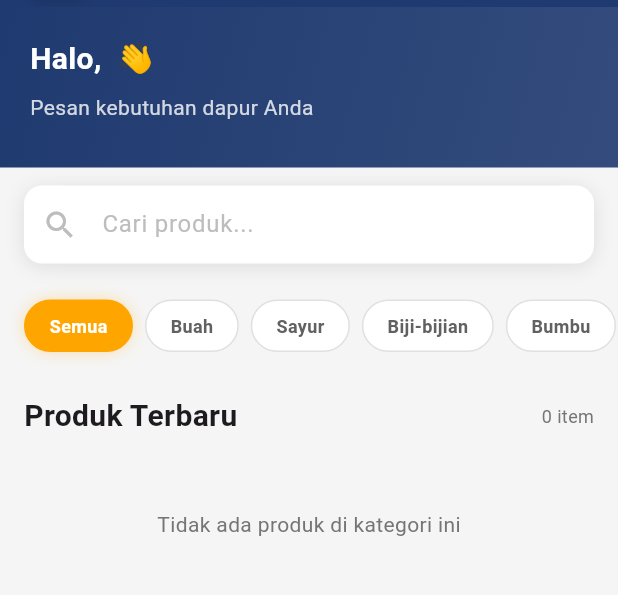
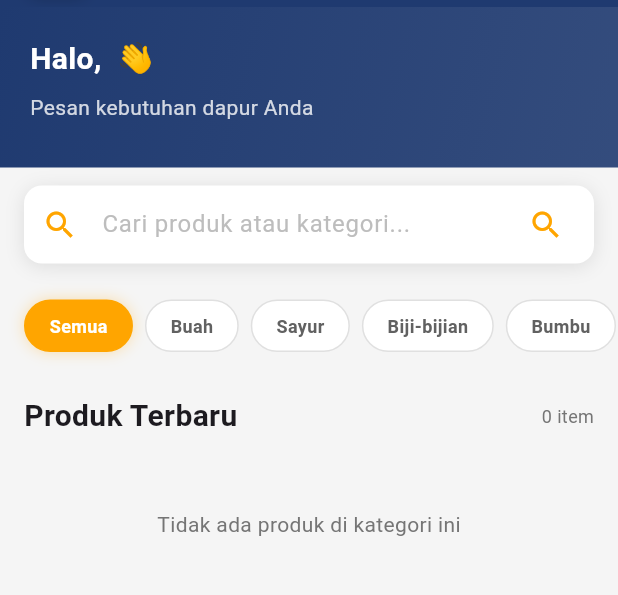
Before and after one commit to fakhrirrahman/Sistem-Pengelolaan-Barang, a Flutter app: the screen it shows once a user with an empty profile is signed in, on a phone screen of 412 x 824 dp, the part 77-672 px from its top. Run offline on Flutter 3.47's test engine with Material 3 defaults, Android fonts, the phone set to English and light mode, and no system bars; our stand-ins replace cloud_firestore, firebase_auth, firebase_core, get, image_picker; accounts and stored records are empty.

Commit message:
Refactor HomePage: implement search functionality with dynamic filtering for products and categories

```diff
--- a/lib/UI/homepage.dart
+++ b/lib/UI/homepage.dart
@@ -39,15 +39,24 @@ class _HomePageState extends State<HomePage> {
   List<CartItem> cartItems = [];
   List<String> categories = ['Semua', 'Buah', 'Sayur', 'Biji-bijian', 'Bumbu'];
   String selectedCategory = 'Semua';
+  late TextEditingController searchController;
+  String activeSearchQuery = '';
 
   @override
   void initState() {
     super.initState();
+    searchController = TextEditingController();
     if (user?.uid != null) {
       getUserName(user!.uid).then(
         (name) => mounted ? setState(() => userName = name ?? _defaultUserName) : null,
       );
     }
+  }
+
+  @override
+  void dispose() {
+    searchController.dispose();
+    super.dispose();
   }
 
   void logout(BuildContext context) => AuthService.logout(context);
@@ -81,9 +90,20 @@ class _HomePageState extends State<HomePage> {
               .map((doc) => FoodProduct.fromMap(doc.data() as Map<String, dynamic>, doc.id))
               .toList();
 
-          final products = selectedCategory == 'Semua'
-              ? allProducts
-              : allProducts.where((p) => p.category == selectedCategory).toList();
+          var products = allProducts;
+
+          // Filter berdasarkan kategori
+          if (selectedCategory != 'Semua') {
+            products = products.where((p) => p.category == selectedCategory).toList();
+          }
+
+          // Filter berdasarkan search query
+          if (activeSearchQuery.isNotEmpty) {
+            products = products.where((p) =>
+              p.name.toLowerCase().contains(activeSearchQuery.toLowerCase()) ||
+              p.category.toLowerCase().contains(activeSearchQuery.toLowerCase())
+            ).toList();
+          }
 
           return SingleChildScrollView(
             child: Column(children: [
@@ -198,13 +218,53 @@ class _HomePageState extends State<HomePage> {
           BoxShadow(color: Colors.black.withOpacity(0.1), blurRadius: 10, offset: const Offset(0, 2)),
         ],
       ),
-      child: TextField(
-        decoration: InputDecoration(
-          hintText: 'Cari produk...',
-          hintStyle: TextStyle(color: Colors.grey.shade400),
-          prefixIcon: Icon(Icons.search, color: Colors.grey.shade400),
-          border: InputBorder.none,
-          contentPadding: const EdgeInsets.symmetric(vertical: 14),
+      child: StatefulBuilder(
+        builder: (context, setStateSearch) => Row(
+          children: [
+            Expanded(
+              child: TextField(
+                controller: searchController,
+                onChanged: (value) {
+                  setStateSearch(() {});
+                },
+                onSubmitted: (value) {
+                  setState(() {
+                    activeSearchQuery = searchController.text;
+                  });
+                },
+                decoration: InputDecoration(
+                  hintText: 'Cari produk atau kategori...',
+                  hintStyle: TextStyle(color: Colors.grey.shade400),
+                  prefixIcon: Icon(Icons.search, color: _accentOrange),
+                  suffixIcon: searchController.text.isNotEmpty
+                      ? GestureDetector(
+                          onTap: () {
+                            searchController.clear();
+                            setStateSearch(() {});
+                            setState(() {
+                              activeSearchQuery = '';
+                            });
+                          },
+                          child: Icon(Icons.close, color: Colors.grey.shade400),
+                        )
+                      : null,
+                  border: InputBorder.none,
+                  contentPadding: const EdgeInsets.symmetric(vertical: 14, horizontal: 4),
+                ),
+              ),
+            ),
+            Padding(
+              padding: const EdgeInsets.only(right: 8),
+              child: IconButton(
+                icon: Icon(Icons.search, color: _accentOrange, size: 24),
+                onPressed: () {
+                  setState(() {
+                    activeSearchQuery = searchController.text;
+                  });
+                },
+              ),
+            ),
+          ],
         ),
       ),
     ),
```
